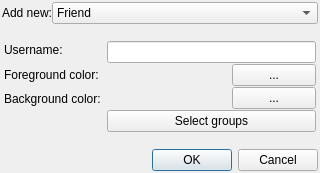
Old version of the form src/plugins/blogique/plugins/metida/addeditentrydialog.ui in the repository 0xd34df00d/leechcraft.
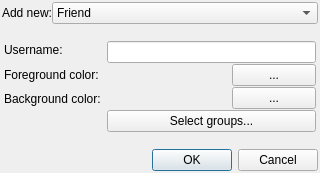
New version of the form.

The edit to the form file:
```diff
--- a/src/plugins/blogique/plugins/metida/addeditentrydialog.ui
+++ b/src/plugins/blogique/plugins/metida/addeditentrydialog.ui
@@ -178,7 +178,7 @@
          <item>
           <widget class="QPushButton" name="SelectGroups_">
            <property name="text">
-            <string>Select groups</string>
+            <string>Select groups...</string>
            </property>
           </widget>
          </item>
```
